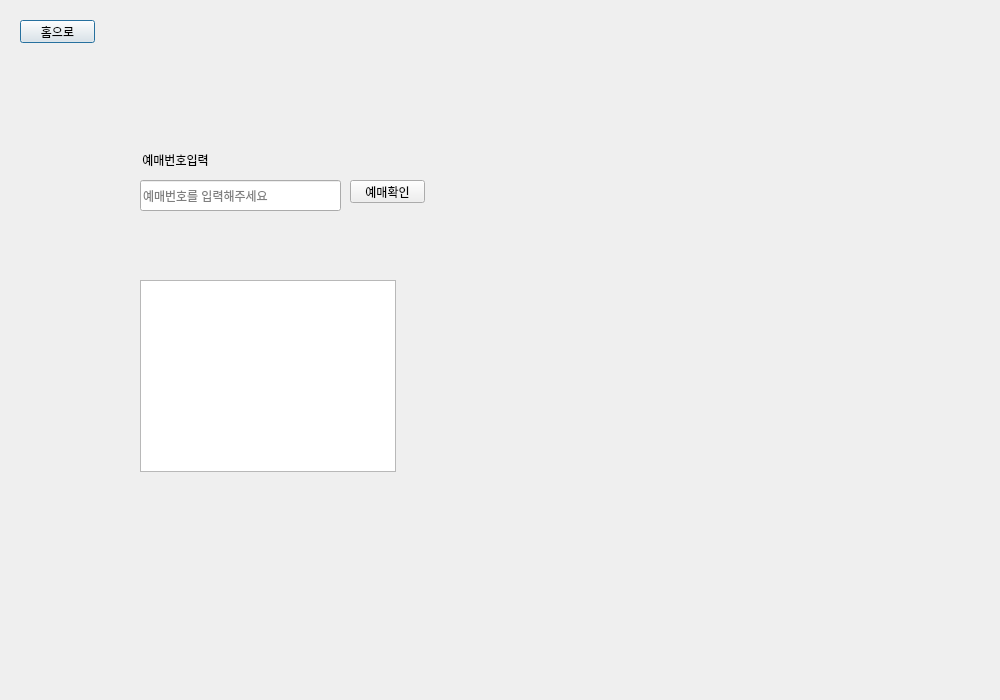
Old version of the form ui/searchpage.ui in the repository 2sseong/mini_project_2025-03.
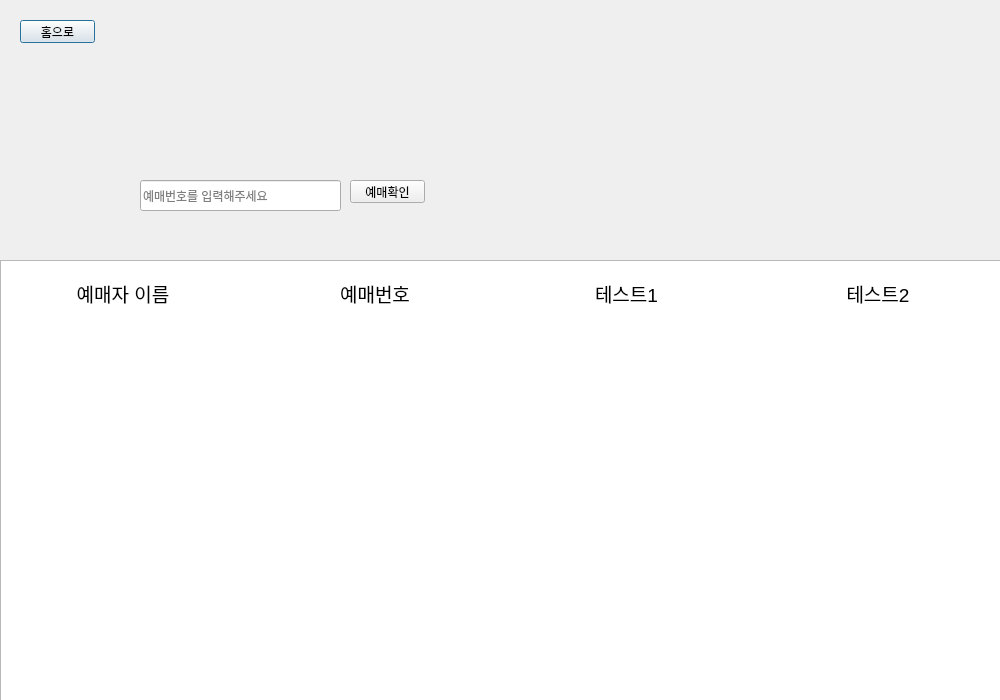
New version of the form.

Patch:
```diff
--- a/ui/searchpage.ui
+++ b/ui/searchpage.ui
@@ -31,22 +31,6 @@
   <property name="windowTitle">
    <string>Dialog</string>
   </property>
-  <widget class="QLabel" name="label">
-   <property name="geometry">
-    <rect>
-     <x>130</x>
-     <y>150</y>
-     <width>91</width>
-     <height>20</height>
-    </rect>
-   </property>
-   <property name="text">
-    <string>예매번호입력</string>
-   </property>
-   <property name="alignment">
-    <set>Qt::AlignCenter</set>
-   </property>
-  </widget>
   <widget class="QLineEdit" name="input_key">
    <property name="geometry">
     <rect>
@@ -63,10 +47,10 @@
   <widget class="QTextBrowser" name="textBrowser">
    <property name="geometry">
     <rect>
-     <x>140</x>
-     <y>280</y>
-     <width>256</width>
-     <height>192</height>
+     <x>0</x>
+     <y>260</y>
+     <width>1001</width>
+     <height>441</height>
     </rect>
    </property>
   </widget>
@@ -96,6 +80,420 @@
     <string>예매확인</string>
    </property>
   </widget>
+  <widget class="QWidget" name="verticalLayoutWidget">
+   <property name="geometry">
+    <rect>
+     <x>0</x>
+     <y>260</y>
+     <width>1001</width>
+     <height>431</height>
+    </rect>
+   </property>
+   <layout class="QVBoxLayout" name="verticalLayout">
+    <item>
+     <layout class="QHBoxLayout" name="horizontalLayout">
+      <item>
+       <widget class="QLabel" name="lbl_2">
+        <property name="font">
+         <font>
+          <pointsize>14</pointsize>
+         </font>
+        </property>
+        <property name="text">
+         <string>예매자 이름</string>
+        </property>
+        <property name="alignment">
+         <set>Qt::AlignCenter</set>
+        </property>
+       </widget>
+      </item>
+      <item>
+       <widget class="QLabel" name="lbl_1">
+        <property name="font">
+         <font>
+          <pointsize>14</pointsize>
+         </font>
+        </property>
+        <property name="text">
+         <string>예매번호</string>
+        </property>
+        <property name="scaledContents">
+         <bool>false</bool>
+        </property>
+        <property name="alignment">
+         <set>Qt::AlignCenter</set>
+        </property>
+       </widget>
+      </item>
+      <item>
+       <widget class="QLabel" name="lbl_3">
+        <property name="font">
+         <font>
+          <pointsize>14</pointsize>
+         </font>
+        </property>
+        <property name="text">
+         <string>테스트1</string>
+        </property>
+        <property name="alignment">
+         <set>Qt::AlignCenter</set>
+        </property>
+       </widget>
+      </item>
+      <item>
+       <widget class="QLabel" name="lbl_4">
+        <property name="font">
+         <font>
+          <pointsize>14</pointsize>
+         </font>
+        </property>
+        <property name="text">
+         <string>테스트2</string>
+        </property>
+        <property name="alignment">
+         <set>Qt::AlignCenter</set>
+        </property>
+       </widget>
+      </item>
+     </layout>
+    </item>
+    <item>
+     <layout class="QHBoxLayout" name="horizontalLayout_2">
+      <item>
+       <widget class="QLabel" name="inplbl_1">
+        <property name="font">
+         <font>
+          <pointsize>14</pointsize>
+         </font>
+        </property>
+        <property name="text">
+         <string/>
+        </property>
+        <property name="scaledContents">
+         <bool>false</bool>
+        </property>
+        <property name="alignment">
+         <set>Qt::AlignCenter</set>
+        </property>
+       </widget>
+      </item>
+      <item>
+       <widget class="QLabel" name="inplbl_2">
+        <property name="font">
+         <font>
+          <pointsize>14</pointsize>
+         </font>
+        </property>
+        <property name="text">
+         <string/>
+        </property>
+        <property name="alignment">
+         <set>Qt::AlignCenter</set>
+        </property>
+       </widget>
+      </item>
+      <item>
+       <widget class="QLabel" name="inplbl_3">
+        <property name="font">
+         <font>
+          <pointsize>14</pointsize>
+         </font>
+        </property>
+        <property name="text">
+         <string/>
+        </property>
+        <property name="alignment">
+         <set>Qt::AlignCenter</set>
+        </property>
+       </widget>
+      </item>
+      <item>
+       <widget class="QLabel" name="inplbl_4">
+        <property name="font">
+         <font>
+          <pointsize>14</pointsize>
+         </font>
+        </property>
+        <property name="text">
+         <string/>
+        </property>
+        <property name="alignment">
+         <set>Qt::AlignCenter</set>
+        </property>
+       </widget>
+      </item>
+     </layout>
+    </item>
+    <item>
+     <layout class="QHBoxLayout" name="horizontalLayout_3">
+      <item>
+       <widget class="QLabel" name="inplbl_5">
+        <property name="font">
+         <font>
+          <pointsize>14</pointsize>
+         </font>
+        </property>
+        <property name="text">
+         <string/>
+        </property>
+        <property name="scaledContents">
+         <bool>false</bool>
+        </property>
+        <property name="alignment">
+         <set>Qt::AlignCenter</set>
+        </property>
+       </widget>
+      </item>
+      <item>
+       <widget class="QLabel" name="inplbl_6">
+        <property name="font">
+         <font>
+          <pointsize>14</pointsize>
+         </font>
+        </property>
+        <property name="text">
+         <string/>
+        </property>
+        <property name="alignment">
+         <set>Qt::AlignCenter</set>
+        </property>
+       </widget>
+      </item>
+      <item>
+       <widget class="QLabel" name="inplbl_7">
+        <property name="font">
+         <font>
+          <pointsize>14</pointsize>
+         </font>
+        </property>
+        <property name="text">
+         <string/>
+        </property>
+        <property name="alignment">
+         <set>Qt::AlignCenter</set>
+        </property>
+       </widget>
+      </item>
+      <item>
+       <widget class="QLabel" name="inplbl_8">
+        <property name="font">
+         <font>
+          <pointsize>14</pointsize>
+         </font>
+        </property>
+        <property name="text">
+         <string/>
+        </property>
+        <property name="alignment">
+         <set>Qt::AlignCenter</set>
+        </property>
+       </widget>
+      </item>
+     </layout>
+    </item>
+    <item>
+     <layout class="QHBoxLayout" name="horizontalLayout_4">
+      <item>
+       <widget class="QLabel" name="inplbl_9">
+        <property name="font">
+         <font>
+          <pointsize>14</pointsize>
+         </font>
+        </property>
+        <property name="text">
+         <string/>
+        </property>
+        <property name="scaledContents">
+         <bool>false</bool>
+        </property>
+        <property name="alignment">
+         <set>Qt::AlignCenter</set>
+        </property>
+       </widget>
+      </item>
+      <item>
+       <widget class="QLabel" name="inplbl_10">
+        <property name="font">
+         <font>
+          <pointsize>14</pointsize>
+         </font>
+        </property>
+        <property name="text">
+         <string/>
+        </property>
+        <property name="alignment">
+         <set>Qt::AlignCenter</set>
+        </property>
+       </widget>
+      </item>
+      <item>
+       <widget class="QLabel" name="inplbl_11">
+        <property name="font">
+         <font>
+          <pointsize>14</pointsize>
+         </font>
+        </property>
+        <property name="text">
+         <string/>
+        </property>
+        <property name="alignment">
+         <set>Qt::AlignCenter</set>
+        </property>
+       </widget>
+      </item>
+      <item>
+       <widget class="QLabel" name="inplbl_12">
+        <property name="font">
+         <font>
+          <pointsize>14</pointsize>
+         </font>
+        </property>
+        <property name="text">
+         <string/>
+        </property>
+        <property name="alignment">
+         <set>Qt::AlignCenter</set>
+        </property>
+       </widget>
+      </item>
+     </layout>
+    </item>
+    <item>
+     <layout class="QHBoxLayout" name="horizontalLayout_5">
+      <item>
+       <widget class="QLabel" name="inplbl_13">
+        <property name="font">
+         <font>
+          <pointsize>14</pointsize>
+         </font>
+        </property>
+        <property name="text">
+         <string/>
+        </property>
+        <property name="scaledContents">
+         <bool>false</bool>
+        </property>
+        <property name="alignment">
+         <set>Qt::AlignCenter</set>
+        </property>
+       </widget>
+      </item>
+      <item>
+       <widget class="QLabel" name="inplbl_14">
+        <property name="font">
+         <font>
+          <pointsize>14</pointsize>
+         </font>
+        </property>
+        <property name="text">
+         <string/>
+        </property>
+        <property name="alignment">
+         <set>Qt::AlignCenter</set>
+        </property>
+       </widget>
+      </item>
+      <item>
+       <widget class="QLabel" name="inplbl_15">
+        <property name="font">
+         <font>
+          <pointsize>14</pointsize>
+         </font>
+        </property>
+        <property name="text">
+         <string/>
+        </property>
+        <property name="alignment">
+         <set>Qt::AlignCenter</set>
+        </property>
+       </widget>
+      </item>
+      <item>
+       <widget class="QLabel" name="inplbl_16">
+        <property name="font">
+         <font>
+          <pointsize>14</pointsize>
+         </font>
+        </property>
+        <property name="text">
+         <string/>
+        </property>
+        <property name="alignment">
+         <set>Qt::AlignCenter</set>
+        </property>
+       </widget>
+      </item>
+     </layout>
+    </item>
+    <item>
+     <layout class="QHBoxLayout" name="horizontalLayout_6">
+      <item>
+       <widget class="QLabel" name="inplbl_17">
+        <property name="font">
+         <font>
+          <pointsize>14</pointsize>
+         </font>
+        </property>
+        <property name="text">
+         <string/>
+        </property>
+        <property name="scaledContents">
+         <bool>false</bool>
+        </property>
+        <property name="alignment">
+         <set>Qt::AlignCenter</set>
+        </property>
+       </widget>
+      </item>
+      <item>
+       <widget class="QLabel" name="inplbl_18">
+        <property name="font">
+         <font>
+          <pointsize>14</pointsize>
+         </font>
+        </property>
+        <property name="text">
+         <string/>
+        </property>
+        <property name="alignment">
+         <set>Qt::AlignCenter</set>
+        </property>
+       </widget>
+      </item>
+      <item>
+       <widget class="QLabel" name="inplbl_19">
+        <property name="font">
+         <font>
+          <pointsize>14</pointsize>
+         </font>
+        </property>
+        <property name="text">
+         <string/>
+        </property>
+        <property name="alignment">
+         <set>Qt::AlignCenter</set>
+        </property>
+       </widget>
+      </item>
+      <item>
+       <widget class="QLabel" name="inplbl_20">
+        <property name="font">
+         <font>
+          <pointsize>14</pointsize>
+         </font>
+        </property>
+        <property name="text">
+         <string/>
+        </property>
+        <property name="alignment">
+         <set>Qt::AlignCenter</set>
+        </property>
+       </widget>
+      </item>
+     </layout>
+    </item>
+   </layout>
+  </widget>
  </widget>
  <resources/>
  <connections/>
```
Left out of the diff: 3 changed lines with no effect on the pictures.
